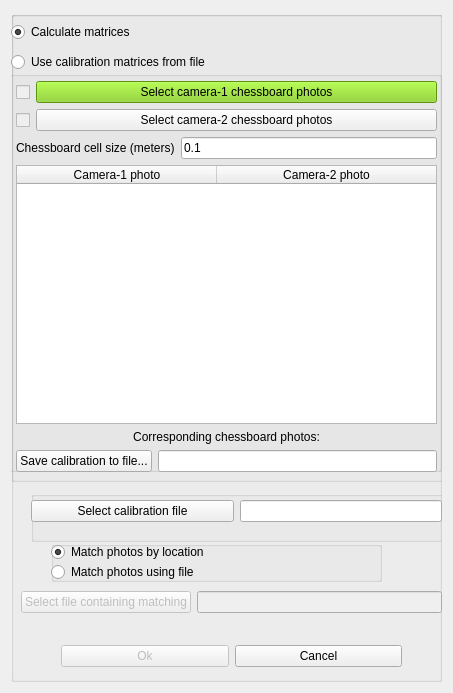
First picture: the form in dialog.ui, repository Aspirisha/Thermal_vision, before the edit.
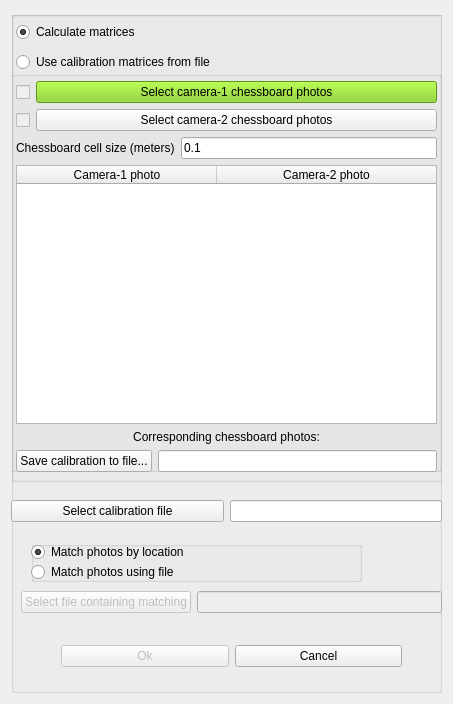
Second picture: the form after the edit.

```diff
--- a/dialog.ui
+++ b/dialog.ui
@@ -7,7 +7,7 @@
     <x>0</x>
     <y>0</y>
     <width>453</width>
-    <height>693</height>
+    <height>704</height>
    </rect>
   </property>
   <property name="sizePolicy">
@@ -87,7 +87,7 @@
       <widget class="QRadioButton" name="radio_calculate_matrices">
        <property name="geometry">
         <rect>
-         <x>0</x>
+         <x>5</x>
          <y>10</y>
          <width>181</width>
          <height>22</height>
@@ -103,7 +103,7 @@
       <widget class="QRadioButton" name="radio_use_file_matrices">
        <property name="geometry">
         <rect>
-         <x>0</x>
+         <x>5</x>
          <y>40</y>
          <width>261</width>
          <height>22</height>
@@ -727,57 +727,6 @@
        </widget>
       </widget>
      </widget>
-     <widget class="QGroupBox" name="groupBox_3">
-      <property name="geometry">
-       <rect>
-        <x>20</x>
-        <y>480</y>
-        <width>461</width>
-        <height>51</height>
-       </rect>
-      </property>
-      <property name="title">
-       <string/>
-      </property>
-      <widget class="QWidget" name="horizontalLayoutWidget">
-       <property name="geometry">
-        <rect>
-         <x>0</x>
-         <y>0</y>
-         <width>411</width>
-         <height>41</height>
-        </rect>
-       </property>
-       <layout class="QHBoxLayout" name="calibration_file_options_layout">
-        <item>
-         <widget class="QPushButton" name="select_calibration_file_button">
-          <property name="enabled">
-           <bool>true</bool>
-          </property>
-          <property name="sizePolicy">
-           <sizepolicy hsizetype="MinimumExpanding" vsizetype="Fixed">
-            <horstretch>0</horstretch>
-            <verstretch>0</verstretch>
-           </sizepolicy>
-          </property>
-          <property name="text">
-           <string>Select calibration file</string>
-          </property>
-         </widget>
-        </item>
-        <item>
-         <widget class="QLineEdit" name="select_matrices_file_edit">
-          <property name="enabled">
-           <bool>true</bool>
-          </property>
-          <property name="readOnly">
-           <bool>true</bool>
-          </property>
-         </widget>
-        </item>
-       </layout>
-      </widget>
-     </widget>
      <widget class="QWidget" name="formLayoutWidget">
       <property name="geometry">
        <rect>
@@ -816,7 +765,7 @@
      <widget class="QGroupBox" name="groupBox_4">
       <property name="geometry">
        <rect>
-        <x>40</x>
+        <x>20</x>
         <y>530</y>
         <width>331</width>
         <height>41</height>
@@ -855,6 +804,44 @@
        </property>
       </widget>
      </widget>
+     <widget class="QWidget" name="horizontalLayoutWidget">
+      <property name="geometry">
+       <rect>
+        <x>0</x>
+        <y>480</y>
+        <width>431</width>
+        <height>41</height>
+       </rect>
+      </property>
+      <layout class="QHBoxLayout" name="calibration_file_options_layout">
+       <item>
+        <widget class="QPushButton" name="select_calibration_file_button">
+         <property name="enabled">
+          <bool>true</bool>
+         </property>
+         <property name="sizePolicy">
+          <sizepolicy hsizetype="MinimumExpanding" vsizetype="Fixed">
+           <horstretch>0</horstretch>
+           <verstretch>0</verstretch>
+          </sizepolicy>
+         </property>
+         <property name="text">
+          <string>Select calibration file</string>
+         </property>
+        </widget>
+       </item>
+       <item>
+        <widget class="QLineEdit" name="select_matrices_file_edit">
+         <property name="enabled">
+          <bool>true</bool>
+         </property>
+         <property name="readOnly">
+          <bool>true</bool>
+         </property>
+        </widget>
+       </item>
+      </layout>
+     </widget>
     </widget>
    </item>
   </layout>
```
Left out of the diff: 16 changed lines with no effect on the pictures.
